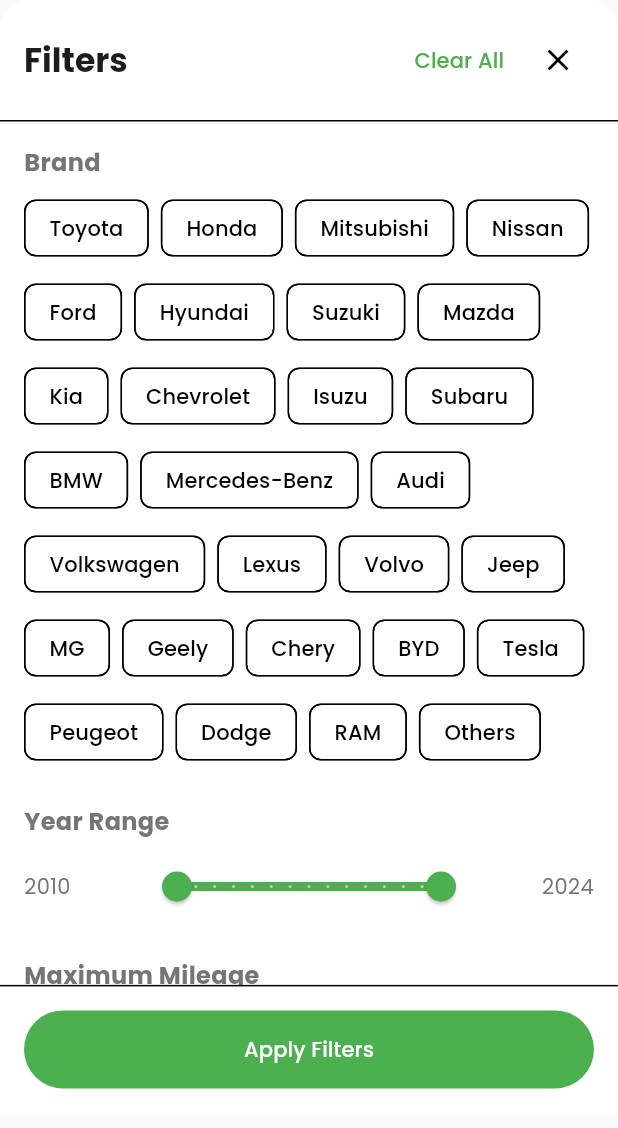
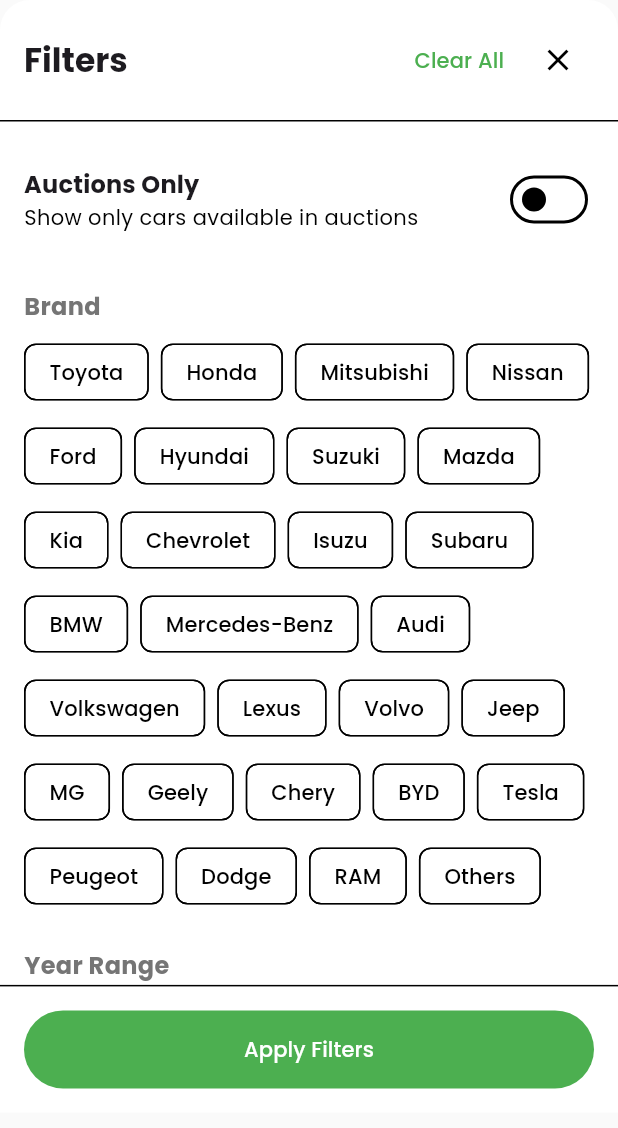
Before and after one commit to aimsahorizon/autobid-flutter, a Flutter app: the FilterBottomSheet widget shown alone on an empty page, opened directly, on a phone screen of 412 x 824 dp. Shown: the top 1128 px of the screen. Run offline on Flutter 3.47's test engine with Material 3 defaults, Android fonts, the phone set to English and light mode, and no system bars; our stand-ins replace flutter_riverpod, freezed_annotation, go_router, google_fonts, image_picker, riverpod_annotation; accounts and stored records are empty; generated files the repository leaves out were written again; network calls fail.

Commit message:
update: add auctions only in filter bottom sheet

```diff
--- a/lib/presentation/screens/browse/filter_bottom_sheet.dart
+++ b/lib/presentation/screens/browse/filter_bottom_sheet.dart
@@ -90,6 +90,26 @@ class _FilterBottomSheetState extends State<FilterBottomSheet> {
                   controller: scrollController,
                   padding: const EdgeInsets.all(16),
                   children: [
+                    // Auction Filter
+                    SwitchListTile(
+                      title: Text(
+                        'Auctions Only',
+                        style: theme.textTheme.titleMedium?.copyWith(
+                          fontWeight: FontWeight.bold,
+                        ),
+                      ),
+                      subtitle: Text('Show only cars available in auctions'),
+                      value: _filters.auctionsOnly,
+                      onChanged: (value) {
+                        setState(() {
+                          _filters = _filters.copyWith(auctionsOnly: value);
+                        });
+                      },
+                      contentPadding: EdgeInsets.zero,
+                    ),
+
+                    const SizedBox(height: 24),
+
                     // Brands
                     _buildSectionTitle('Brand'),
                     const SizedBox(height: 8),
@@ -403,6 +423,8 @@ class _FilterBottomSheetState extends State<FilterBottomSheet> {
         return 'Mileage: Low to High';
       case SortBy.newest:
         return 'Recently Listed';
+      case SortBy.endingSoon:
+        return 'Ending Soon';
     }
   }
 }
```
